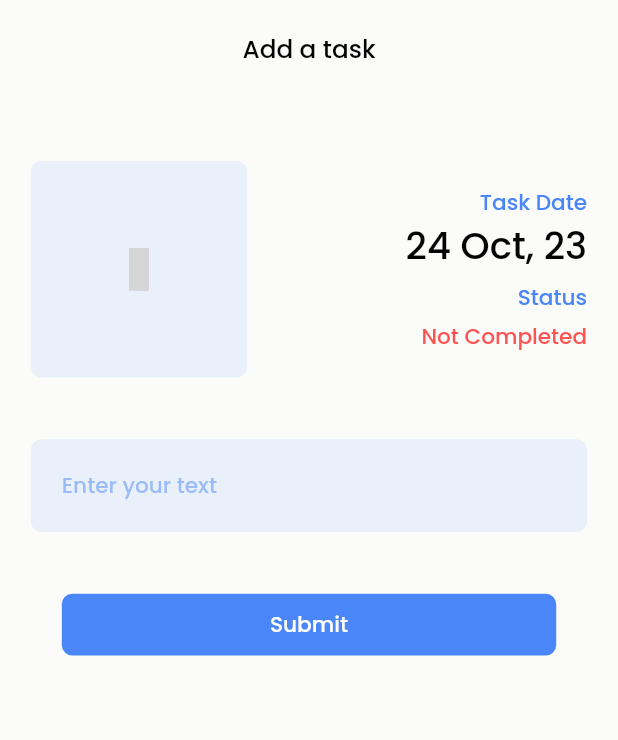
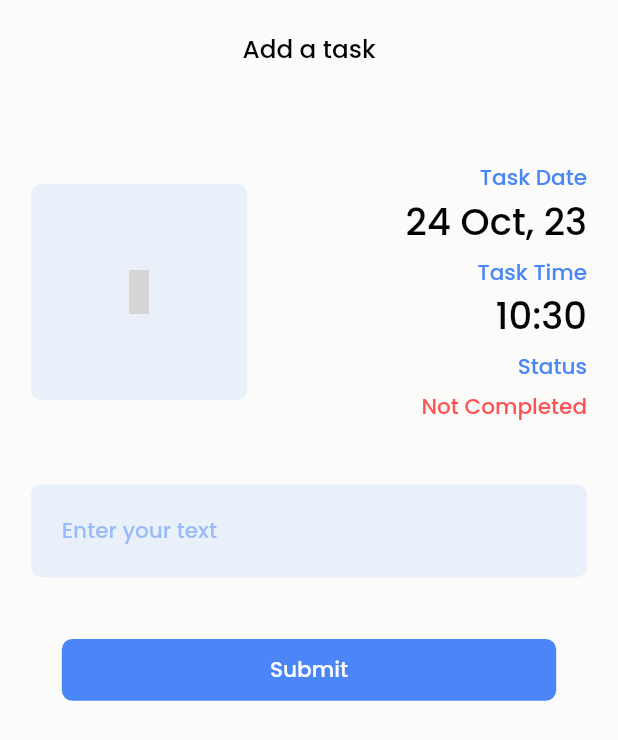
Before and after one commit to spidercod/To_Do_app, a Flutter app: the AddTodoScreen widget shown alone on an empty page, opened directly with empty values, on a phone screen of 412 x 824 dp. Shown: the top 740 px of the screen. Run offline on Flutter 3.47's test engine with Material 2 defaults, Android fonts, the phone set to English and light mode, and no system bars; our stand-ins replace bloc, equatable, flutter_bloc, fluttertoast, hive, hive_flutter and 2 more; accounts and stored records are empty; grey boxes are pictures that could not be loaded.

Commit message:
some changes

```diff
--- a/lib/bloc/Lock/lock_bloc.dart
+++ b/lib/bloc/Lock/lock_bloc.dart
@@ -1,5 +1,6 @@
 import 'package:bloc/bloc.dart';
 import 'package:equatable/equatable.dart';
+import 'package:flutter/material.dart';
 import 'package:todo_app/repositories/lock_repository.dart';
 import 'package:todo_app/repositories/todo_repository.dart';
 
@@ -17,7 +18,7 @@ class LockBloc extends Bloc<LockEvent, LockState> {
         await _lockRepository.init();
         await _todoRepository.init();
       } on Exception catch (e) {
-        print(e.toString());
+        debugPrint('lock-bloc error : $e');
       }
       emit(LockInitial());
     });
--- a/lib/bloc/todo/bloc/todo_bloc.dart
+++ b/lib/bloc/todo/bloc/todo_bloc.dart
@@ -8,6 +8,7 @@ part 'todo_state.dart';
 
 class TodoBloc extends Bloc<TodoEvent, TodoState> {
   final TodoRepository _todoRepository;
+
   TodoBloc(this._todoRepository) : super(const TodoInitial(0)) {
     // add todo bloc...
     on<AddTodoEvent>((event, emit) async {
--- a/lib/repositories/lock_repository.dart
+++ b/lib/repositories/lock_repository.dart
@@ -1,3 +1,4 @@
+import 'package:flutter/material.dart';
 import 'package:hive/hive.dart';
 import 'package:todo_app/models/lock_model.dart';
 import 'package:todo_app/ui/widgets/taost_notification.dart';
@@ -24,6 +25,7 @@ class LockRepository {
           .whenComplete(() => showTaost('Registred as $code!'));
       return RegisterResponse.success;
     } on Exception catch (e) {
+      debugPrint('error $e');
       return RegisterResponse.failure;
     }
   }
--- a/lib/repositories/todo_repository.dart
+++ b/lib/repositories/todo_repository.dart
@@ -16,6 +16,7 @@ class TodoRepository {
     final todos = _todo.values.where((element) => element.code == code);
     return todos.toList();
   }
+
 
 //to add the task to the list according to the respective code...
   void addTodos(final int code, final int animationIndex, final String task,
--- a/lib/ui/add_todo_screen.dart
+++ b/lib/ui/add_todo_screen.dart
@@ -19,6 +19,9 @@ class AddTodoScreen extends StatelessWidget {
 
   @override
   Widget build(BuildContext context) {
+    DateTime now = DateTime.now();
+    int hour = now.hour;
+    int minute = now.minute;
     return BlocConsumer<TodoBloc, TodoState>(
       listener: (context, state) {
         if (state is PopState) {
@@ -138,6 +141,30 @@ class AddTodoScreen extends StatelessWidget {
                         height: kPad(context) * .01,
                       ),
                       Text(
+                        'Task Time',
+                        style: style(context)
+                            .copyWith(fontWeight: FontWeight.w500, color: blue),
+                      ),
+                      Row(
+                        children: [
+                          Text(
+                            '${hour.toString()}:',
+                            style: style(context).copyWith(
+                                fontWeight: FontWeight.w500,
+                                fontSize: kPad(context) * 0.06),
+                          ),
+                          Text(
+                            minute.toString(),
+                            style: style(context).copyWith(
+                                fontWeight: FontWeight.w500,
+                                fontSize: kPad(context) * 0.06),
+                          ),
+                        ],
+                      ),
+                      SizedBox(
+                        height: kPad(context) * .01,
+                      ),
+                      Text(
                         'Status',
                         style: style(context)
                             .copyWith(fontWeight: FontWeight.w500, color: blue),
--- a/lib/ui/lock_screen.dart
+++ b/lib/ui/lock_screen.dart
@@ -27,7 +27,7 @@ class _LockScreenState extends State<LockScreen> {
         listener: (context, state) {
 //to handle error...
           if (state is ErrorState) {
-          print(state.error);
+            debugPrint(state.error);
           }
 
           //here if LoggedInState then we will pushREplacement the page to TodoScreen...
@@ -43,7 +43,8 @@ class _LockScreenState extends State<LockScreen> {
                 child: TodoScreen(
                   code: _code,
                 ),
-              ));
+              ),
+            );
           }
         },
         builder: (context, state) {
@@ -59,8 +60,8 @@ class _LockScreenState extends State<LockScreen> {
                     ),
                     Center(
                       child: Padding(
-                      padding:
-                          EdgeInsets.symmetric(vertical: kPad(context) * 0.08),
+                        padding: EdgeInsets.symmetric(
+                            vertical: kPad(context) * 0.08),
                         child: Text(
                           _code.toString(),
                           style: style(context).copyWith(
@@ -70,8 +71,8 @@ class _LockScreenState extends State<LockScreen> {
                       ),
                     ),
                     Padding(
-                    padding:
-                        EdgeInsets.symmetric(horizontal: kPad(context) * 0.06),
+                      padding: EdgeInsets.symmetric(
+                          horizontal: kPad(context) * 0.06),
                       child: GridView.builder(
                         physics: const NeverScrollableScrollPhysics(),
                         itemCount: 9,
@@ -89,15 +90,15 @@ class _LockScreenState extends State<LockScreen> {
                               ), () {
                             setState(() {
                               _code = (_code * 10) + (index + 1);
-                            print(_code);
+                              debugPrint('$_code');
                             });
                           });
                         },
                       ),
                     ),
                     Padding(
-                    padding:
-                        EdgeInsets.symmetric(horizontal: kPad(context) * 0.08),
+                      padding: EdgeInsets.symmetric(
+                          horizontal: kPad(context) * 0.08),
                       child: Row(
                         mainAxisAlignment: MainAxisAlignment.spaceBetween,
                         children: [
@@ -151,6 +152,7 @@ class _LockScreenState extends State<LockScreen> {
             ],
           );
         },
-    ));
+      ),
+    );
   }
 }
--- a/lib/ui/widgets/custom_app_bar.dart
+++ b/lib/ui/widgets/custom_app_bar.dart
@@ -12,7 +12,7 @@ Widget customAppBar(
   return Container(
     height: kPad(context) * 0.25,
     width: kPad(context),
-    decoration: BoxDecoration(),
+    decoration: const BoxDecoration(),
     child: Center(
       child: SafeArea(
         child: Row(
@@ -40,7 +40,8 @@ Widget customAppBar(
               ),
             ),
           ],
-      )),
+        ),
+      ),
     ),
   );
 }
```
Lines whose indentation alone changed are shown as unchanged.
